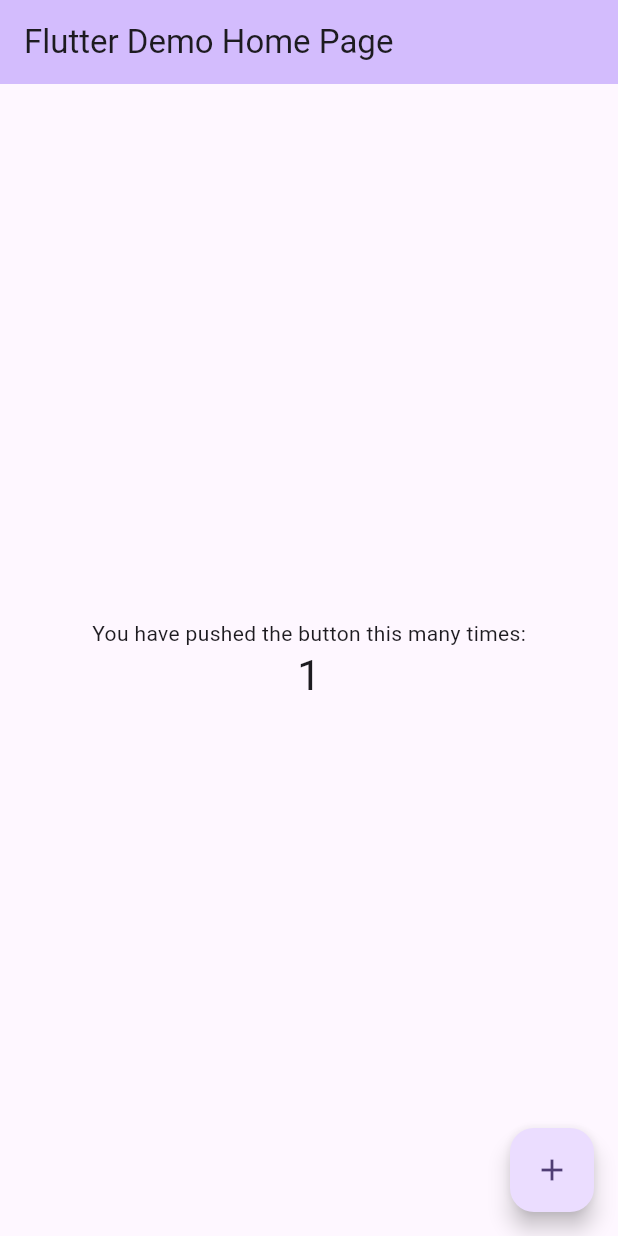
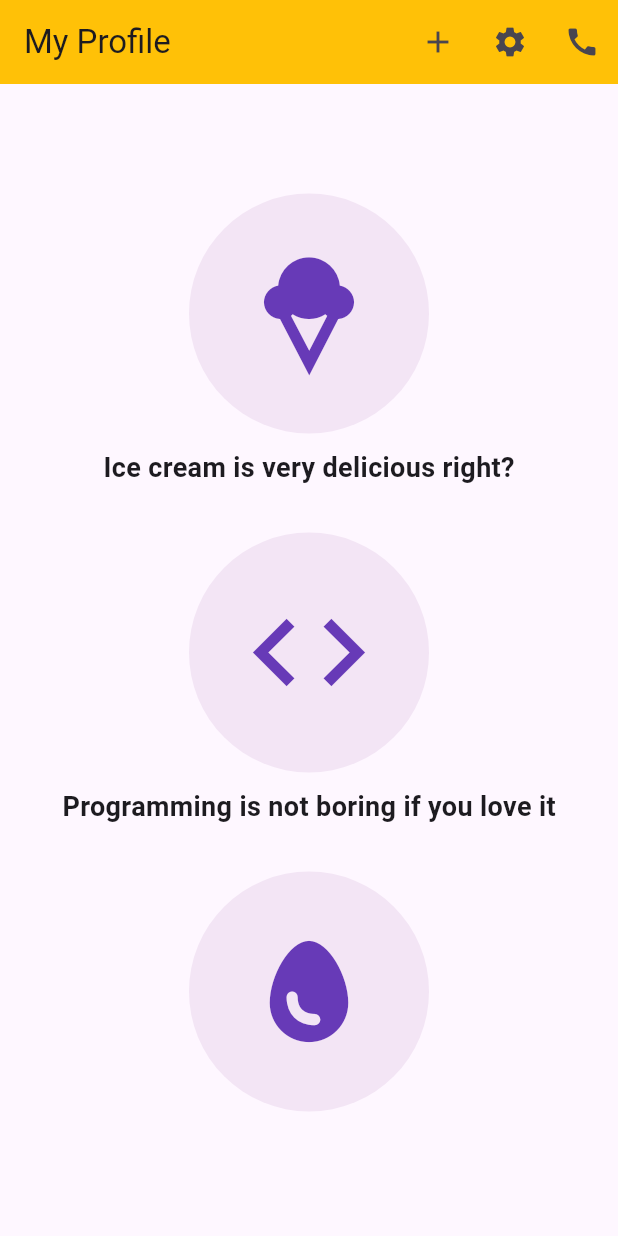
Before and after one commit to shafin92/test1, a Flutter app: the screen it shows after launch, after a tap on the "add" icon, on a phone screen of 412 x 824 dp. Run offline on Flutter 3.47's test engine with Material 3 defaults, Android fonts, the phone set to English and light mode, and no system bars.

```diff
--- a/lib/main.dart
+++ b/lib/main.dart
@@ -1,125 +1,86 @@
 import 'package:flutter/material.dart';
 
 void main() {
-  runApp(const MyApp());
+  runApp(MyApp());
 }
 
 class MyApp extends StatelessWidget {
-  const MyApp({super.key});
 
-  // This widget is the root of your application.
   @override
   Widget build(BuildContext context) {
     return MaterialApp(
-      title: 'Flutter Demo',
-      theme: ThemeData(
-        // This is the theme of your application.
-        //
-        // TRY THIS: Try running your application with "flutter run". You'll see
-        // the application has a purple toolbar. Then, without quitting the app,
-        // try changing the seedColor in the colorScheme below to Colors.green
-        // and then invoke "hot reload" (save your changes or press the "hot
-        // reload" button in a Flutter-supported IDE, or press "r" if you used
-        // the command line to start the app).
-        //
-        // Notice that the counter didn't reset back to zero; the application
-        // state is not lost during the reload. To reset the state, use hot
-        // restart instead.
-        //
-        // This works for code too, not just values: Most code changes can be
-        // tested with just a hot reload.
-        colorScheme: ColorScheme.fromSeed(seedColor: Colors.deepPurple),
-        useMaterial3: true,
-      ),
-      home: const MyHomePage(title: 'Flutter Demo Home Page'),
+
+      debugShowCheckedModeBanner: false,
+      title: 'MyApp',
+      home: Home(),
     );
   }
 }
 
-class MyHomePage extends StatefulWidget {
-  const MyHomePage({super.key, required this.title});
-
-  // This widget is the home page of your application. It is stateful, meaning
-  // that it has a State object (defined below) that contains fields that affect
-  // how it looks.
-
-  // This class is the configuration for the state. It holds the values (in this
-  // case the title) provided by the parent (in this case the App widget) and
-  // used by the build method of the State. Fields in a Widget subclass are
-  // always marked "final".
-
-  final String title;
-
-  @override
-  State<MyHomePage> createState() => _MyHomePageState();
-}
-
-class _MyHomePageState extends State<MyHomePage> {
-  int _counter = 0;
-
-  void _incrementCounter() {
-    setState(() {
-      // This call to setState tells the Flutter framework that something has
-      // changed in this State, which causes it to rerun the build method below
-      // so that the display can reflect the updated values. If we changed
-      // _counter without calling setState(), then the build method would not be
-      // called again, and so nothing would appear to happen.
-      _counter++;
-    });
-  }
-
+class Home extends StatelessWidget {
   @override
   Widget build(BuildContext context) {
-    // This method is rerun every time setState is called, for instance as done
-    // by the _incrementCounter method above.
-    //
-    // The Flutter framework has been optimized to make rerunning build methods
-    // fast, so that you can just rebuild anything that needs updating rather
-    // than having to individually change instances of widgets.
     return Scaffold(
       appBar: AppBar(
-        // TRY THIS: Try changing the color here to a specific color (to
-        // Colors.amber, perhaps?) and trigger a hot reload to see the AppBar
-        // change color while the other colors stay the same.
-        backgroundColor: Theme.of(context).colorScheme.inversePrimary,
-        // Here we take the value from the MyHomePage object that was created by
-        // the App.build method, and use it to set our appbar title.
-        title: Text(widget.title),
+        title: Text('My Profile'),
+        backgroundColor: Colors.amber,
+        actions: [
+          IconButton(onPressed: () {}, icon: Icon(Icons.add)),
+          IconButton(onPressed: () {}, icon: Icon(Icons.settings)),
+          IconButton(onPressed: () {}, icon: Icon(Icons.call)),
+        ],
       ),
       body: Center(
-        // Center is a layout widget. It takes a single child and positions it
-        // in the middle of the parent.
         child: Column(
-          // Column is also a layout widget. It takes a list of children and
-          // arranges them vertically. By default, it sizes itself to fit its
-          // children horizontally, and tries to be as tall as its parent.
-          //
-          // Column has various properties to control how it sizes itself and
-          // how it positions its children. Here we use mainAxisAlignment to
-          // center the children vertically; the main axis here is the vertical
-          // axis because Columns are vertical (the cross axis would be
-          // horizontal).
-          //
-          // TRY THIS: Invoke "debug painting" (choose the "Toggle Debug Paint"
-          // action in the IDE, or press "p" in the console), to see the
-          // wireframe for each widget.
           mainAxisAlignment: MainAxisAlignment.center,
-          children: <Widget>[
-            const Text(
-              'You have pushed the button this many times:',
+          children: [
+
+            CircleAvatar(
+              radius: 80,
+              backgroundColor: Colors.purple[50],
+              child: Icon(
+                Icons.icecream,
+                size: 90,
+                color: Colors.deepPurple,
+              ),
             ),
+            SizedBox(height: 10),
             Text(
-              '$_counter',
-              style: Theme.of(context).textTheme.headlineMedium,
+              'Ice cream is very delicious right?',
+              style: TextStyle(fontSize: 18,fontWeight: FontWeight.bold),
             ),
+            SizedBox(height: 30),
+
+            CircleAvatar(
+              radius: 80,
+              backgroundColor: Colors.purple[50],
+              child: Icon(
+                Icons.code,
+                size: 90,
+                color: Colors.deepPurple,
+              ),
+            ),
+            SizedBox(height: 10),
+            Text(
+              'Programming is not boring if you love it',
+              style: TextStyle(fontSize: 18,fontWeight: FontWeight.bold),
+            ),
+            SizedBox(height: 30),
+
+            CircleAvatar(
+              radius: 80,
+              backgroundColor: Colors.purple[50],
+              child: Icon(
+                Icons.egg,
+                size: 90,
+                color: Colors.deepPurple,
+              ),
+            ),
+            SizedBox(height: 10),
+
           ],
         ),
       ),
-      floatingActionButton: FloatingActionButton(
-        onPressed: _incrementCounter,
-        tooltip: 'Increment',
-        child: const Icon(Icons.add),
-      ), // This trailing comma makes auto-formatting nicer for build methods.
     );
   }
 }
```
